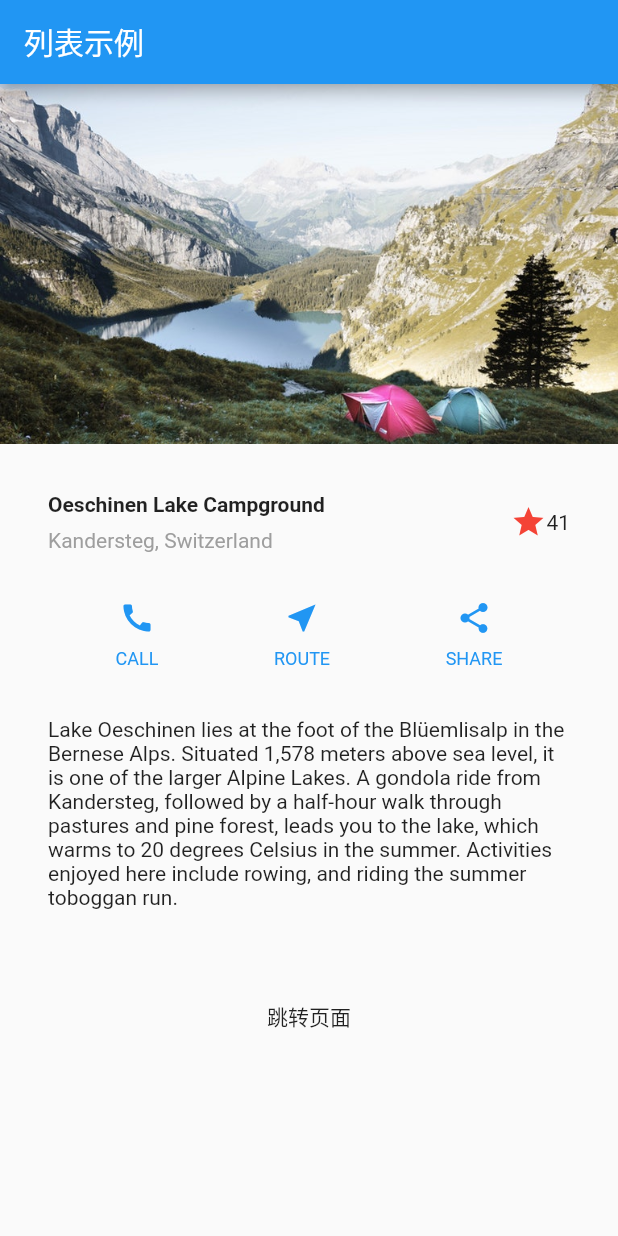
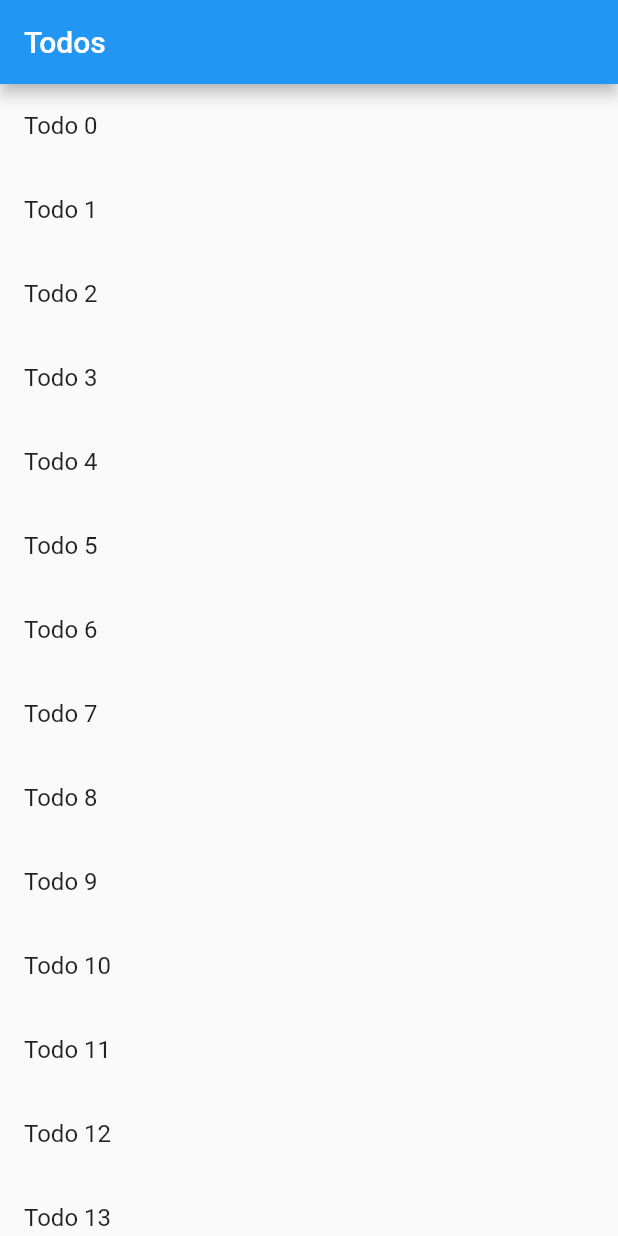
Before and after one commit to JL-Code/flutter-demo, a Flutter app: the screen it shows after launch, on a phone screen of 412 x 824 dp. Run offline on Flutter 3.47's test engine with Material 2 defaults, Android fonts, the phone set to English and light mode, and no system bars.

Commit message:
添加Todos示例代码 演示页面传值和页面返回传值及SnackBar组件使用

```diff
--- a/lib/main.dart
+++ b/lib/main.dart
@@ -1,113 +1,14 @@
 import 'package:flutter/material.dart';
-import './views/View.dart';
+import './views/todos/Todo.dart';
 
-void main() => runApp(MyApp());
+void main() => runApp(App());
 
-class MyApp extends StatelessWidget {
+/// APP 入口
+class App extends StatelessWidget {
   // This widget is the root of your application.
   @override
   Widget build(BuildContext context) {
-    return MaterialApp(home: new HomeView());
+    // return MaterialApp(home: new HomeView());
+    return MaterialApp(home: new TodoView());
   }
 }
-
-class HomeView extends StatelessWidget {
-  @override
-  Widget build(BuildContext context) {
-    // 按钮构造器方法
-    Column buildButtonColumn(IconData icon, String label) {
-      Color color = Theme.of(context).primaryColor;
-
-      return new Column(
-          mainAxisSize: MainAxisSize.min,
-          mainAxisAlignment: MainAxisAlignment.center,
-          children: [
-            new Icon(icon, color: color),
-            new Container(
-                margin: const EdgeInsets.only(top: 8.0),
-                child: new Text(label,
-                    style: new TextStyle(
-                        fontSize: 12.0,
-                        fontWeight: FontWeight.w400,
-                        color: color)))
-          ]);
-    }
-
-    // 文本标题
-    Widget titleSection = new Container(
-        padding: const EdgeInsets.all(32),
-        child: new Row(children: <Widget>[
-          new Expanded(
-              child: new Column(
-            crossAxisAlignment: CrossAxisAlignment.start,
-            children: <Widget>[
-              new Container(
-                padding: const EdgeInsets.only(bottom: 8.0),
-                child: new Text(
-                  'Oeschinen Lake Campground',
-                  style: new TextStyle(
-                    fontWeight: FontWeight.bold,
-                  ),
-                ),
-              ),
-              new Text(
-                'Kandersteg, Switzerland',
-                style: new TextStyle(
-                  color: Colors.grey[500],
-                ),
-              ),
-            ],
-          )),
-          new Icon(Icons.star, color: Colors.red[500]),
-          new Text('41')
-        ]));
-    // 按钮组
-    Widget buttonSection = new Container(
-      child: new Row(
-        mainAxisAlignment: MainAxisAlignment.spaceEvenly,
-        children: [
-          buildButtonColumn(Icons.call, 'CALL'),
-          buildButtonColumn(Icons.near_me, 'ROUTE'),
-          buildButtonColumn(Icons.share, 'SHARE'),
-        ],
-      ),
-    );
-    // 大段文本
-    Widget textSection = new Container(
-      padding: const EdgeInsets.all(32.0),
-      child: new Text(
-        '''
-Lake Oeschinen lies at the foot of the Blüemlisalp in the Bernese Alps. Situated 1,578 meters above sea level, it is one of the larger Alpine Lakes. A gondola ride from Kandersteg, followed by a half-hour walk through pastures and pine forest, leads you to the lake, which warms to 20 degrees Celsius in the summer. Activities enjoyed here include rowing, and riding the summer toboggan run.
-        ''',
-        softWrap: true,
-      ),
-    );
-
-    // 浮动按钮
-
-    return new Scaffold(
-        appBar: AppBar(title: Text("列表示例")),
-        body: new ListView(
-          children: <Widget>[
-            new Image.asset(
-              'images/lake.jpeg',
-              width: 600.0,
-              height: 240.0,
-              fit: BoxFit.cover,
-            ),
-            titleSection,
-            buttonSection,
-            textSection,
-            new FlatButton(
-                child: new Text("跳转页面"),
-                onPressed: () {
-                  // navigation to new view
-                  Navigator.push(
-                      context,
-                      new MaterialPageRoute(
-                          builder: (context) => new FirstView()));
-                })
-          ],
-        ));
-  }
-}
--- /dev/null
+++ b/lib/models/Todo.dart
@@ -0,0 +1,10 @@
+/// Todo类
+class Todo {
+  /// [title] 标题
+  final String title;
+
+  /// [description] 描述
+  final String description;
+
+  Todo(this.title, this.description);
+}
--- /dev/null
+++ b/lib/views/todos/Todo.dart
@@ -0,0 +1,67 @@
+import 'package:flutter/material.dart';
+import '../../models/Todo.dart';
+import './TodoDetail.dart';
+
+class TodoView extends StatelessWidget {
+  final todos = new List<Todo>.generate(
+      20,
+      (i) => new Todo(
+          "Todo $i", "A description of what needs to be done for Todo $i"));
+
+  @override
+  Widget build(BuildContext context) {
+    return new Scaffold(
+      appBar: new AppBar(
+        title: new Text("Todos"),
+      ),
+      // body: ListView(children: <Widget>[
+      //   new Container(
+      //     margin: EdgeInsets.all(10),
+      //     padding: EdgeInsets.all(15),
+      //     color: Color(0xFF03A9F4),
+      //     child: new Text(
+      //       "阿里云音视频点播服务",
+      //       style: new TextStyle(color: Color(0xFFFFFFFF)),
+      //     ),
+      //   )
+      // ]),
+      body: new ListView.builder(
+          itemCount: todos.length,
+          itemBuilder: (context, index) {
+            // return new Container(
+            //   margin: EdgeInsets.only(bottom: 5),
+            //   padding: EdgeInsets.all(15),
+            //   color: Color(0xFF03A9F4),
+            //   child: new Text(
+            //     todos[index].title,
+            //     style: new TextStyle(color: Color(0xFFFFFFFF)),
+            //   ),
+            // );
+            return new ListTile(
+              title: new Text(todos[index].title),
+              onTap: () async {
+                // 导航到新页面并给新页面传值 并等待页面返回值
+                bool result = await Navigator.push(
+                    context,
+                    new MaterialPageRoute<bool>(
+                        builder: (context) =>
+                            new TodoDetail(todo: todos[index])));
+
+                print("result");
+                print(result);
+                Scaffold.of(context).removeCurrentSnackBar();
+                if (result == true) {
+                  Scaffold.of(context).showSnackBar(new SnackBar(
+                    content: new Text("已完成"),
+                  ));
+                } else if (result == false) {
+                  Scaffold.of(context).showSnackBar(new SnackBar(
+                    content: new Text("未完成"),
+                  ));
+                }
+              },
+            );
+          }),
+    );
+  }
+}
```
Also changed, not shown: lib/views/Home.dart (added, +104 -0 lines), lib/views/todos/TodoDetail.dart (added, +45 -0 lines), 1 other file.
